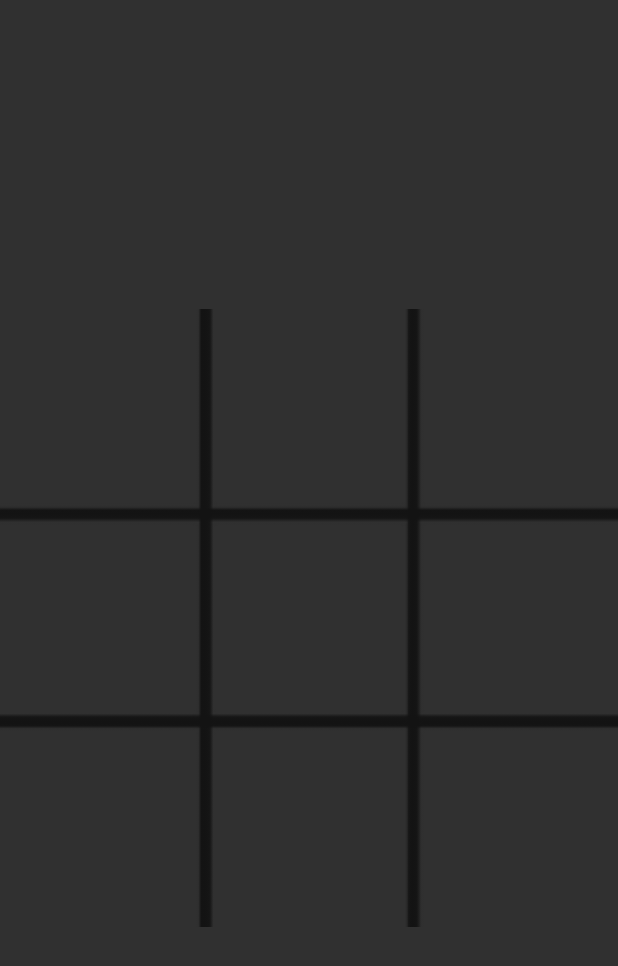
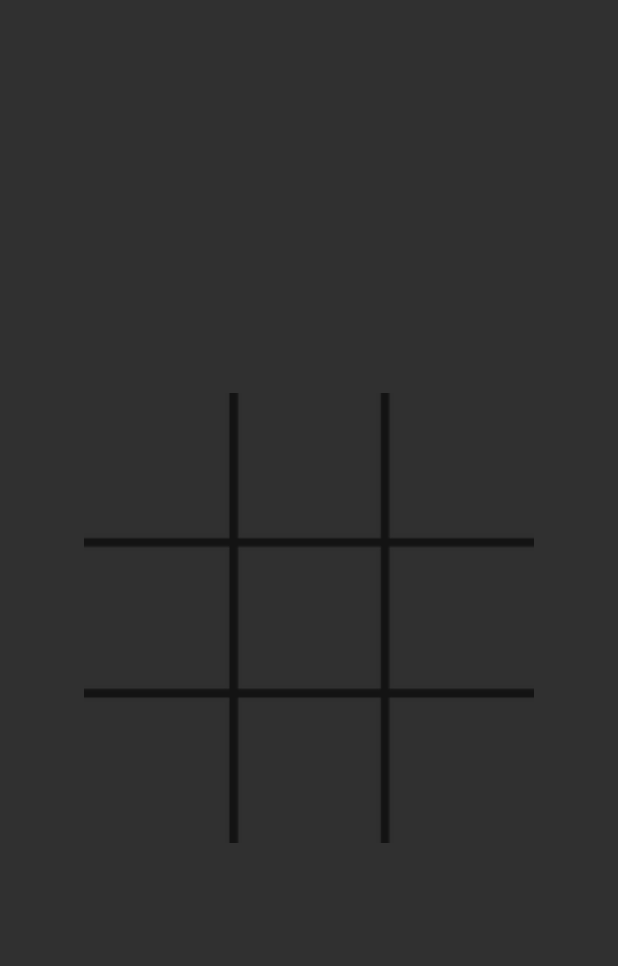
Before and after one commit to yuvalkatzir/TicTacToe, an Android app: the screen it shows after launch (MainActivity), on a phone screen of 412 x 824 dp. Shown: the top 966 px of the screen. Run offline under Robolectric (Android 15) with nearby library versions, the phone set to English and light mode, and no system bars.

Commit message:
matched grid-image to the grid

```diff
--- a/app/build.gradle
+++ b/app/build.gradle
@@ -30,7 +30,7 @@ android {
 dependencies {
 
     implementation 'androidx.appcompat:appcompat:1.5.1'
-    implementation 'com.google.android.material:material:1.7.0'
+    implementation 'com.google.android.material:material:1.6.0'
     implementation 'androidx.constraintlayout:constraintlayout:2.1.4'
     testImplementation 'junit:junit:4.+'
     androidTestImplementation 'androidx.test.ext:junit:1.1.4'
--- a/app/src/main/res/layout/activity_main.xml
+++ b/app/src/main/res/layout/activity_main.xml
@@ -4,22 +4,30 @@
     xmlns:tools="http://schemas.android.com/tools"
     android:layout_width="match_parent"
     android:layout_height="match_parent"
+    app:layout_constraintWidth_percent="90"
     tools:context=".MainActivity">
 
     <LinearLayout
         android:id="@+id/grid_layout"
-        android:layout_width="match_parent"
-        android:layout_height="match_parent"
+        android:layout_width="300dp"
+        android:layout_height="300dp"
+        android:layout_gravity="center|center_vertical"
+        android:layout_marginStart="32dp"
+        android:layout_marginEnd="32dp"
         android:orientation="vertical"
-
-        tools:layout_editor_absoluteX="24dp"
-        tools:layout_editor_absoluteY="80dp">
+        app:layout_constraintBottom_toBottomOf="@+id/grid_imgView"
+        app:layout_constraintEnd_toEndOf="@+id/grid_imgView"
+        app:layout_constraintStart_toStartOf="@+id/grid_imgView"
+        app:layout_constraintTop_toTopOf="@+id/grid_imgView">
 
         <LinearLayout
             android:layout_width="match_parent"
             android:layout_height="match_parent"
             android:layout_weight="1"
-            android:orientation="horizontal">
+            android:orientation="horizontal"
+            android:padding="10dp"
+            android:paddingLeft="5dp"
+            android:paddingRight="5dp">
 
             <ImageView
                 android:id="@+id/imageView0"
@@ -54,7 +62,10 @@
             android:layout_width="match_parent"
             android:layout_height="match_parent"
             android:layout_weight="1"
-            android:orientation="horizontal">
+            android:orientation="horizontal"
+            android:padding="10dp"
+            android:paddingLeft="5dp"
+            android:paddingRight="5dp">
 
             <ImageView
                 android:id="@+id/imageView3"
@@ -90,7 +101,10 @@
             android:layout_width="match_parent"
             android:layout_height="match_parent"
             android:layout_weight="1"
-            android:orientation="horizontal">
+            android:orientation="horizontal"
+            android:padding="10dp"
+            android:paddingLeft="5dp"
+            android:paddingRight="5dp">
 
             <ImageView
                 android:id="@+id/imageView6"
@@ -127,10 +141,15 @@
 
     <ImageView
         android:id="@+id/grid_imgView"
-        android:layout_width="match_parent"
-        android:layout_height="match_parent"
-        app:srcCompat="@drawable/grid"
-        tools:layout_editor_absoluteX="24dp"
-        tools:layout_editor_absoluteY="80dp" />
+        android:layout_width="300dp"
+        android:layout_height="300dp"
+        android:layout_gravity="center"
+        android:layout_marginStart="15dp"
+        android:layout_marginEnd="15dp"
+        app:layout_constraintBottom_toBottomOf="parent"
+        app:layout_constraintEnd_toEndOf="parent"
+        app:layout_constraintStart_toStartOf="parent"
+        app:layout_constraintTop_toTopOf="parent"
+        app:srcCompat="@drawable/grid" />
 
 </androidx.constraintlayout.widget.ConstraintLayout>
```
